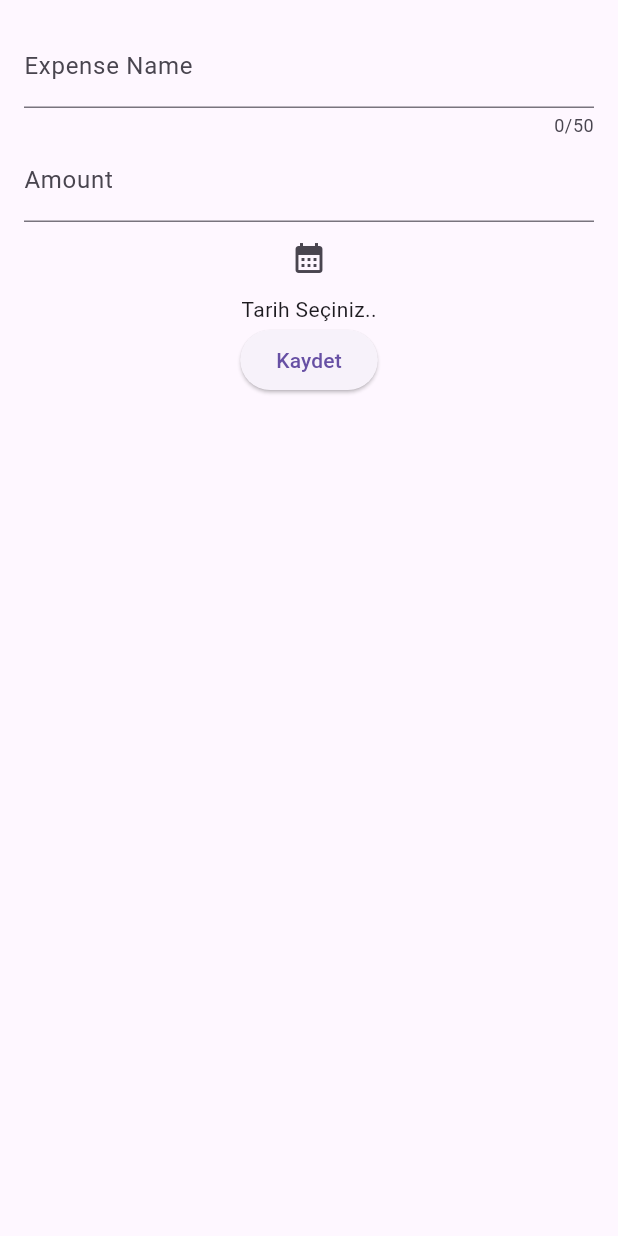
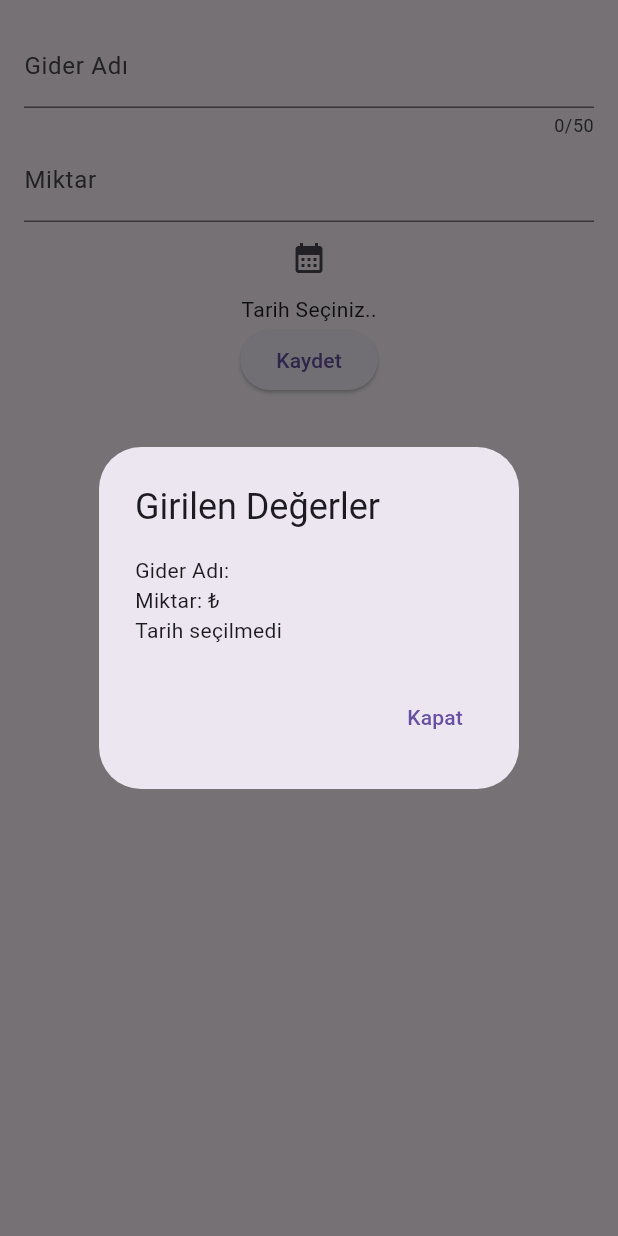
Before and after one commit to oguzhan558476/dart.starter, a Flutter app: the NewExpense widget shown alone on an empty page, opened directly, after a tap on "Kaydet", on a phone screen of 412 x 824 dp. Run offline on Flutter 3.47's test engine with Material 2 defaults, Android fonts, the phone set to English and light mode, and no system bars.

Commit message:
güncellendi

```diff
--- a/expenseapp/lib/main.dart
+++ b/expenseapp/lib/main.dart
@@ -1,4 +1,3 @@
-import 'package:expenseapp/pages/expense_list.dart';
 import 'package:expenseapp/pages/main_page.dart';
 import 'package:flutter/material.dart';
 
--- a/expenseapp/lib/widgets/new_expense.dart
+++ b/expenseapp/lib/widgets/new_expense.dart
@@ -1,17 +1,17 @@
 import 'package:flutter/material.dart';
+import 'package:intl/intl.dart';
 
 class NewExpense extends StatefulWidget {
   const NewExpense({Key? key}) : super(key: key);
 
   @override
-  _NewExpenseState createState() => _NewExpenseState();
+  State<NewExpense> createState() => _NewExpenseState();
 }
 
 class _NewExpenseState extends State<NewExpense> {
-  // Controller
   final _nameController = TextEditingController();
   final _amountController = TextEditingController();
-  DateTime? _dateSelected; // Seçilen tarihi tutacak değişken
+  DateTime? _dateSelected;
 
   @override
   Widget build(BuildContext context) {
@@ -22,13 +22,13 @@ class _NewExpenseState extends State<NewExpense> {
           TextField(
             controller: _nameController,
             maxLength: 50,
-            decoration: const InputDecoration(labelText: "Expense Name"),
+            decoration: const InputDecoration(labelText: "Gider Adı"),
           ),
           TextField(
             controller: _amountController,
             keyboardType: TextInputType.number,
             decoration: const InputDecoration(
-              labelText: "Amount",
+              labelText: "Miktar",
               prefixText: "₺",
             ),
           ),
@@ -50,19 +50,56 @@ class _NewExpenseState extends State<NewExpense> {
             icon: const Icon(Icons.calendar_month),
           ),
           _dateSelected != null
-              ? Text("Seçilen Tarih: ${_dateSelected!.toLocal()}".split(' ')[0])
+              ? Text(
+                  "Seçilen Tarih: ${DateFormat('dd/MM/yyyy').format(_dateSelected!)}")
               : const Text("Tarih Seçiniz.."),
           ElevatedButton(
             onPressed: () {
-              print("Kayıt başarılı: ${_nameController.text}");
-              if (_dateSelected != null) {
-                print("Seçilen Tarih: $_dateSelected");
-              }
+              _girilenDegerleriGoster();
             },
             child: const Text("Kaydet"),
           ),
+          _nameController.text.isNotEmpty
+              ? Text("Girilen Gider Adı: ${_nameController.text}")
+              : Container(),
+          _amountController.text.isNotEmpty
+              ? Text("Girilen Miktar: ₺${_amountController.text}")
+              : Container(),
+          _dateSelected != null
+              ? Text("Seçilen Tarih: ${DateFormat('dd/MM/yyyy').format(_dateSelected!)}")
+              : Container(),
         ],
       ),
     );
   }
+
+  void _girilenDegerleriGoster() {
+    showDialog(
+      context: context,
+      builder: (BuildContext context) {
+        return AlertDialog(
+          title: const Text("Girilen Değerler"),
+          content: Column(
+            crossAxisAlignment: CrossAxisAlignment.start,
+            mainAxisSize: MainAxisSize.min,
+            children: [
+              Text("Gider Adı: ${_nameController.text}"),
+              Text("Miktar: ₺${_amountController.text}"),
+              _dateSelected != null
+                  ? Text("Seçilen Tarih: ${DateFormat('dd/MM/yyyy').format(_dateSelected!)}")
+                  : const Text("Tarih seçilmedi"),
+            ],
+          ),
+          actions: [
+            TextButton(
+              onPressed: () {
+                Navigator.of(context).pop();
+              },
+              child: const Text("Kapat"),
+            ),
+          ],
+        );
+      },
+    );
+  }
 }
```
